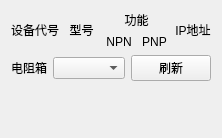
Qt form new/device/device.ui (Joker2387089590/MIL-STD-750) before a commit.
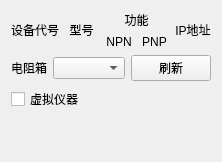
The same form after that commit.

Commit message: impl fake data

Diff of the .ui file:
```diff
--- a/new/device/device.ui
+++ b/new/device/device.ui
@@ -2,14 +2,6 @@
 <ui version="4.0">
  <class>DevicePanel</class>
  <widget class="QWidget" name="DevicePanel">
-  <property name="geometry">
-   <rect>
-    <x>0</x>
-    <y>0</y>
-    <width>211</width>
-    <height>138</height>
-   </rect>
-  </property>
   <layout class="QVBoxLayout" name="verticalLayout">
    <item>
     <layout class="QGridLayout" name="grid">
@@ -107,6 +99,13 @@
      </item>
     </layout>
    </item>
+   <item>
+    <widget class="QCheckBox" name="fake_device">
+     <property name="text">
+      <string>虚拟仪器</string>
+     </property>
+    </widget>
+   </item>
    <item>
     <spacer name="verticalSpacer">
      <property name="orientation">
```
The commit also changes 6 other files.
